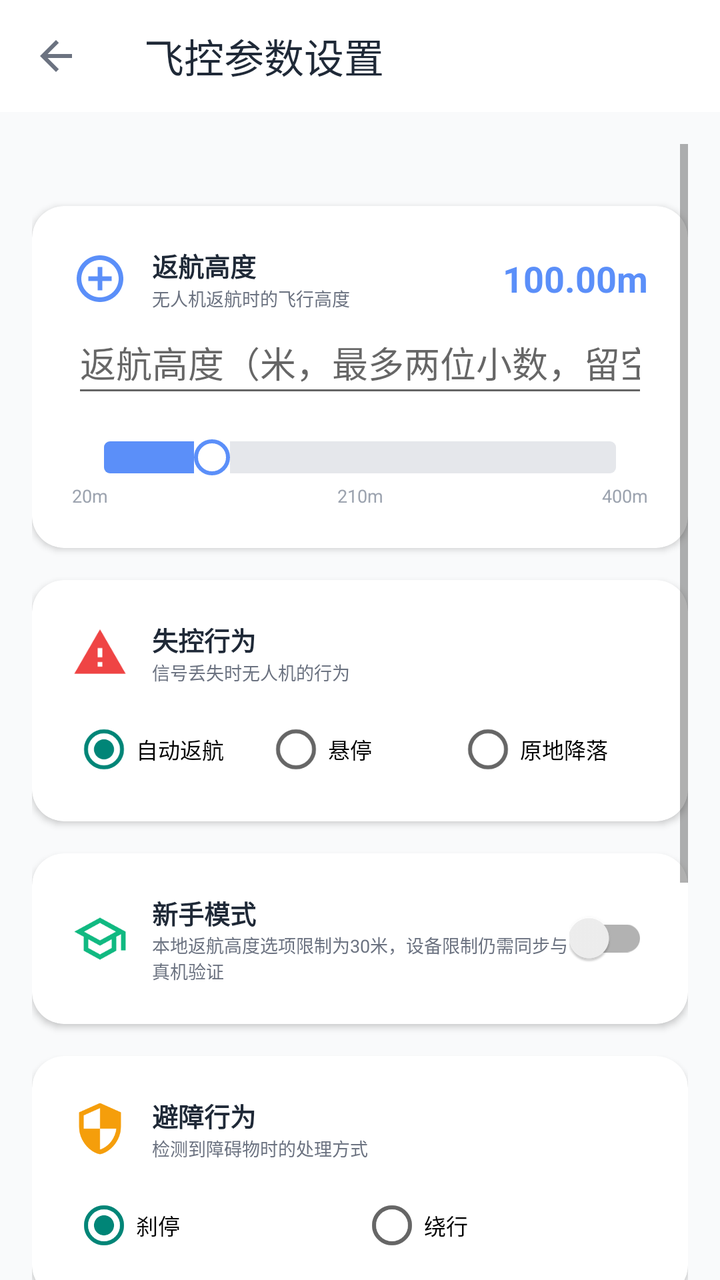
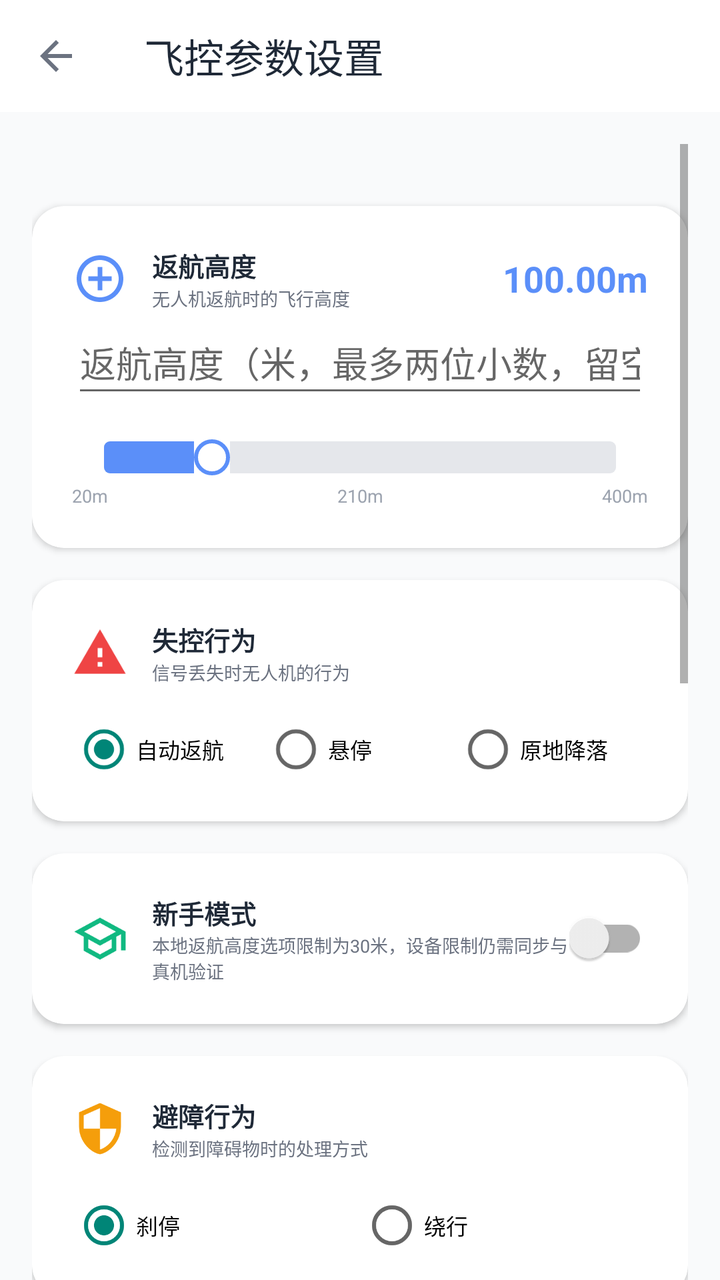

Before-and-after screenshots of an Android layout around one commit, followed by the original layout XML and the change that was made.
<!-- AndroidManifest.xml: application theme Theme.AppCompat.Light.NoActionBar -->
<!-- res/layout/activity_flight_settings.xml -->
<?xml version="1.0" encoding="utf-8"?>
<LinearLayout xmlns:android="http://schemas.android.com/apk/res/android"
              xmlns:app="http://schemas.android.com/apk/res-auto"
              android:layout_width="match_parent"
              android:layout_height="match_parent"
              android:orientation="vertical"
              android:background="@color/gray_50">

    
    <androidx.appcompat.widget.Toolbar
            android:id="@+id/toolbar"
            android:layout_width="match_parent"
            android:layout_height="?attr/actionBarSize"
            android:background="@color/white"
            app:title="@string/flight_parameters"
            app:titleTextColor="@color/gray_800"
            app:navigationIcon="@drawable/ic_arrow_back" />

    <ScrollView
            android:layout_width="match_parent"
            android:layout_height="0dp"
            android:layout_weight="1"
            android:padding="16dp"
            android:clipToPadding="false">

        <LinearLayout
                android:layout_width="match_parent"
                android:layout_height="wrap_content"
                android:orientation="vertical">

            <TextView
                    android:id="@+id/tv_settings_migration"
                    android:layout_width="match_parent"
                    android:layout_height="wrap_content"
                    android:textColor="@color/gray_700"
                    android:layout_marginBottom="12dp" />
            
            <androidx.cardview.widget.CardView
                    android:layout_width="match_parent"
                    android:layout_height="wrap_content"
                    android:layout_marginBottom="16dp"
                    app:cardCornerRadius="16dp"
                    app:cardElevation="2dp">

                <LinearLayout
                        android:layout_width="match_parent"
                        android:layout_height="wrap_content"
                        android:orientation="vertical"
                        android:padding="20dp">

                    <LinearLayout
                            android:layout_width="match_parent"
                            android:layout_height="wrap_content"
                            android:orientation="horizontal"
                            android:gravity="center_vertical">

                        <ImageView
                                android:layout_width="28dp"
                                android:layout_height="28dp"
                                android:src="@drawable/ic_altitude"
                                android:tint="@color/primary" />

                        <LinearLayout
                                android:layout_width="0dp"
                                android:layout_height="wrap_content"
                                android:layout_weight="1"
                                android:layout_marginStart="12dp"
                                android:orientation="vertical">

                            <TextView
                                    android:layout_width="wrap_content"
                                    android:layout_height="wrap_content"
                                    android:text="@string/flight_return_altitude"
                                    android:textSize="13sp"
                                    android:textStyle="bold"
                                    android:textColor="@color/gray_800" />

                            <TextView
                                    android:layout_width="wrap_content"
                                    android:layout_height="wrap_content"
                                    android:text="@string/flight_return_altitude_desc"
                                    android:textSize="9sp"
                                    android:textColor="@color/gray_500" />
                        </LinearLayout>

                        <TextView
                                android:id="@+id/tv_altitude_value"
                                android:layout_width="wrap_content"
                                android:layout_height="wrap_content"
                                android:text="100.00m"
                                android:textSize="18sp"
                                android:textStyle="bold"
                                android:textColor="@color/primary" />
                    </LinearLayout>

                    <EditText
                            android:id="@+id/et_return_altitude"
                            android:layout_width="match_parent"
                            android:layout_height="wrap_content"
                            android:minHeight="48dp"
                            android:inputType="numberDecimal"
                            android:maxLength="12"
                            android:singleLine="true"
                            android:hint="返航高度（米，最多两位小数，留空为未设置）" />
                    <SeekBar
                            android:id="@+id/sb_altitude"
                            android:layout_width="match_parent"
                            android:layout_height="wrap_content"
                            android:layout_marginTop="16dp"
                            android:max="380"
                            android:progress="80"
                            android:progressDrawable="@drawable/slider_progress"
                            android:thumb="@drawable/slider_thumb" />

                    <LinearLayout
                            android:layout_width="match_parent"
                            android:layout_height="wrap_content"
                            android:orientation="horizontal"
                            android:layout_marginTop="4dp">

                        <TextView
                                android:layout_width="0dp"
                                android:layout_height="wrap_content"
                                android:layout_weight="1"
                                android:text="20m"
                                android:textSize="9sp"
                                android:textColor="@color/gray_400" />

                        <TextView
                                android:layout_width="0dp"
                                android:layout_height="wrap_content"
                                android:layout_weight="1"
                                android:text="210m"
                                android:textSize="9sp"
                                android:textColor="@color/gray_400"
                                android:gravity="center" />

                        <TextView
                                android:layout_width="0dp"
                                android:layout_height="wrap_content"
                                android:layout_weight="1"
                                android:text="400m"
                                android:textSize="9sp"
                                android:textColor="@color/gray_400"
                                android:gravity="end" />
                    </LinearLayout>
                </LinearLayout>
            </androidx.cardview.widget.CardView>

            
            <androidx.cardview.widget.CardView
                    android:layout_width="match_parent"
                    android:layout_height="wrap_content"
                    android:layout_marginBottom="16dp"
                    app:cardCornerRadius="16dp"
                    app:cardElevation="2dp">

                <LinearLayout
                        android:layout_width="match_parent"
                        android:layout_height="wrap_content"
                        android:orientation="vertical"
                        android:padding="20dp">

                    <LinearLayout
                            android:layout_width="match_parent"
                            android:layout_height="wrap_content"
                            android:orientation="horizontal"
                            android:gravity="center_vertical"
                            android:layout_marginBottom="16dp">

                        <ImageView
                                android:layout_width="28dp"
                                android:layout_height="28dp"
                                android:src="@drawable/ic_warning"
                                android:tint="@color/red_500" />

                        <LinearLayout
                                android:layout_width="0dp"
                                android:layout_height="wrap_content"
                                android:layout_weight="1"
                                android:layout_marginStart="12dp"
                                android:orientation="vertical">

                            <TextView
                                    android:layout_width="wrap_content"
                                    android:layout_height="wrap_content"
                                    android:text="@string/flight_failsafe"
                                    android:textSize="13sp"
                                    android:textStyle="bold"
                                    android:textColor="@color/gray_800" />

                            <TextView
                                    android:layout_width="wrap_content"
                                    android:layout_height="wrap_content"
                                    android:text="@string/flight_failsafe_desc"
                                    android:textSize="9sp"
                                    android:textColor="@color/gray_500" />
                        </LinearLayout>
                    </LinearLayout>

                    <RadioGroup
                            android:id="@+id/rg_failsafe"
                            android:layout_width="match_parent"
                            android:layout_height="wrap_content"
                            android:orientation="horizontal">

                        <RadioButton
                                android:id="@+id/rb_failsafe_rth"
                                android:layout_width="0dp"
                                android:layout_height="wrap_content"
                                android:layout_weight="1"
                                android:text="自动返航"
                                android:textSize="11sp"
                                android:checked="true" />

                        <RadioButton
                                android:id="@+id/rb_failsafe_hover"
                                android:layout_width="0dp"
                                android:layout_height="wrap_content"
                                android:layout_weight="1"
                                android:text="悬停"
                                android:textSize="11sp" />

                        <RadioButton
                                android:id="@+id/rb_failsafe_land"
                                android:layout_width="0dp"
                                android:layout_height="wrap_content"
                                android:layout_weight="1"
                                android:text="原地降落"
                                android:textSize="11sp" />
                    </RadioGroup>
                </LinearLayout>
            </androidx.cardview.widget.CardView>

            
            <androidx.cardview.widget.CardView
                    android:layout_width="match_parent"
                    android:layout_height="wrap_content"
                    android:layout_marginBottom="16dp"
                    app:cardCornerRadius="16dp"
                    app:cardElevation="2dp">

                <LinearLayout
                        android:layout_width="match_parent"
                        android:layout_height="wrap_content"
                        android:orientation="vertical"
                        android:padding="20dp">

                    <LinearLayout
                            android:layout_width="match_parent"
                            android:layout_height="wrap_content"
                            android:orientation="horizontal"
                            android:gravity="center_vertical">

                        <ImageView
                                android:layout_width="28dp"
                                android:layout_height="28dp"
                                android:src="@drawable/ic_school"
                                android:tint="@color/green_500" />

                        <LinearLayout
                                android:layout_width="0dp"
                                android:layout_height="wrap_content"
                                android:layout_weight="1"
                                android:layout_marginStart="12dp"
                                android:orientation="vertical">

                            <TextView
                                    android:layout_width="wrap_content"
                                    android:layout_height="wrap_content"
                                    android:text="@string/flight_beginner"
                                    android:textSize="13sp"
                                    android:textStyle="bold"
                                    android:textColor="@color/gray_800" />

                            <TextView
                                    android:layout_width="wrap_content"
                                    android:layout_height="wrap_content"
                                    android:text="@string/flight_beginner_desc"
                                    android:textSize="9sp"
                                    android:textColor="@color/gray_500" />
                        </LinearLayout>

                        <androidx.appcompat.widget.SwitchCompat
                                android:id="@+id/switch_beginner"
                                android:layout_width="wrap_content"
                                android:layout_height="wrap_content" />
                    </LinearLayout>

                    <TextView
                            android:id="@+id/tv_beginner_warning"
                            android:layout_width="match_parent"
                            android:layout_height="wrap_content"
                            android:layout_marginTop="12dp"
                            android:padding="12dp"
                            android:text="本地返航高度选项已限制为30m；设备限制仍需下发确认与真机验证"
                            android:textSize="10sp"
                            android:textColor="@color/green_700"
                            android:background="@drawable/bg_green_light"
                            android:visibility="gone" />
                </LinearLayout>
            </androidx.cardview.widget.CardView>

            
            <androidx.cardview.widget.CardView
                    android:layout_width="match_parent"
                    android:layout_height="wrap_content"
                    android:layout_marginBottom="16dp"
                    app:cardCornerRadius="16dp"
                    app:cardElevation="2dp">

                <LinearLayout
                        android:layout_width="match_parent"
                        android:layout_height="wrap_content"
                        android:orientation="vertical"
                        android:padding="20dp">

                    <LinearLayout
                            android:layout_width="match_parent"
                            android:layout_height="wrap_content"
                            android:orientation="horizontal"
                            android:gravity="center_vertical"
                            android:layout_marginBottom="16dp">

                        <ImageView
                                android:layout_width="28dp"
                                android:layout_height="28dp"
                                android:src="@drawable/ic_shield"
                                android:tint="@color/orange_500" />

                        <LinearLayout
                                android:layout_width="0dp"
                                android:layout_height="wrap_content"
                                android:layout_weight="1"
                                android:layout_marginStart="12dp"
                                android:orientation="vertical">

                            <TextView
                                    android:layout_width="wrap_content"
                                    android:layout_height="wrap_content"
                                    android:text="@string/flight_obstacle"
                                    android:textSize="13sp"
                                    android:textStyle="bold"
                                    android:textColor="@color/gray_800" />

                            <TextView
                                    android:layout_width="wrap_content"
                                    android:layout_height="wrap_content"
                                    android:text="@string/flight_obstacle_desc"
                                    android:textSize="9sp"
                                    android:textColor="@color/gray_500" />
                        </LinearLayout>
                    </LinearLayout>

                    <RadioGroup
                            android:id="@+id/rg_obstacle"
                            android:layout_width="match_parent"
                            android:layout_height="wrap_content"
                            android:orientation="horizontal">

                        <RadioButton
                                android:id="@+id/rb_obstacle_brake"
                                android:layout_width="0dp"
                                android:layout_height="wrap_content"
                                android:layout_weight="1"
                                android:text="刹停"
                                android:textSize="11sp"
                                android:checked="true" />

                        <RadioButton
                                android:id="@+id/rb_obstacle_bypass"
                                android:layout_width="0dp"
                                android:layout_height="wrap_content"
                                android:layout_weight="1"
                                android:text="绕行"
                                android:textSize="11sp" />
                    </RadioGroup>
                </LinearLayout>
            </androidx.cardview.widget.CardView>

            
            <androidx.cardview.widget.CardView
                    android:layout_width="match_parent"
                    android:layout_height="wrap_content"
                    android:layout_marginBottom="24dp"
                    app:cardCornerRadius="16dp"
                    app:cardElevation="2dp">

                <LinearLayout
                        android:layout_width="match_parent"
                        android:layout_height="wrap_content"
                        android:orientation="vertical"
                        android:padding="20dp">

                    <LinearLayout
                            android:layout_width="match_parent"
                            android:layout_height="wrap_content"
                            android:orientation="horizontal"
                            android:gravity="center_vertical">

                        <ImageView
                                android:layout_width="28dp"
                                android:layout_height="28dp"
                                android:src="@drawable/ic_sensitivity"
                                android:tint="@color/purple_500" />

                        <LinearLayout
                                android:layout_width="0dp"
                                android:layout_height="wrap_content"
                                android:layout_weight="1"
                                android:layout_marginStart="12dp"
                                android:orientation="vertical">

                            <TextView
                                    android:layout_width="wrap_content"
                                    android:layout_height="wrap_content"
                                    android:text="@string/flight_sensitivity"
                                    android:textSize="13sp"
                                    android:textStyle="bold"
                                    android:textColor="@color/gray_800" />

                            <TextView
                                    android:layout_width="wrap_content"
                                    android:layout_height="wrap_content"
                                    android:text="@string/flight_sensitivity_desc"
                                    android:textSize="9sp"
                                    android:textColor="@color/gray_500" />
                        </LinearLayout>

                        <TextView
                                android:id="@+id/tv_sensitivity_value"
                                android:layout_width="wrap_content"
                                android:layout_height="wrap_content"
                                android:text="5 档（1–10）"
                                android:textSize="16sp"
                                android:textStyle="bold"
                                android:textColor="@color/purple_500" />
                    </LinearLayout>

                    <SeekBar
                            android:id="@+id/sb_sensitivity"
                            android:layout_width="match_parent"
                            android:layout_height="wrap_content"
                            android:layout_marginTop="16dp"
                            android:max="9"
                            android:progress="4"
                            android:progressDrawable="@drawable/slider_progress_purple"
                            android:thumb="@drawable/slider_thumb_purple" />
                </LinearLayout>
            </androidx.cardview.widget.CardView>

            <CheckBox
                    android:id="@+id/cb_sensitivity_confirm"
                    android:layout_width="match_parent"
                    android:layout_height="wrap_content"
                    android:text="已重新选择或确认当前灵敏度（1–10档）"
                    android:visibility="gone" />
            
            <TextView
                    android:id="@+id/tv_sync_status"
                    android:layout_width="match_parent"
                    android:layout_height="wrap_content"
                    android:layout_marginBottom="16dp"
                    android:text="当前显示本地设置，设备尚未确认。连接后请点击保存并同步。"
                    android:textColor="@color/gray_700"
                    android:textSize="13sp" />
            <Button
                    android:id="@+id/btn_save"
                    android:layout_width="match_parent"
                    android:layout_height="48dp"
                    android:layout_marginBottom="32dp"
                    android:text="@string/save_settings"
                    android:textSize="13sp"
                    android:background="@drawable/bg_primary_rounded"
                    android:textColor="@color/white" />

        </LinearLayout>
    </ScrollView>

</LinearLayout>
<!-- resources referenced by this layout -->
<resources>
  <color name="gray_400">#9CA3AF</color>
  <color name="gray_50">#F9FAFB</color>
  <color name="gray_500">#6B7280</color>
  <color name="gray_700">#374151</color>
  <color name="gray_800">#1F2937</color>
  <color name="green_500">#10B981</color>
  <color name="green_700">#15803D</color>
  <color name="orange_500">#F59E0B</color>
  <color name="primary">#5B8FF9</color>
  <color name="purple_500">#8B5CF6</color>
  <color name="red_500">#EF4444</color>
  <color name="white">#FFFFFF</color>
  <!-- drawable bg_green_light (drawable) -->
  <?xml version="1.0" encoding="utf-8"?>
  <shape xmlns:android="http://schemas.android.com/apk/res/android">
      <solid android:color="@color/green_50"/>
      <corners android:radius="8dp"/>
  </shape>
  <!-- drawable bg_primary_rounded (drawable) -->
  <?xml version="1.0" encoding="utf-8"?>
  <shape xmlns:android="http://schemas.android.com/apk/res/android">
      <solid android:color="@color/primary"/>
      <corners android:radius="12dp"/>
  </shape>
  <!-- drawable ic_arrow_back (drawable) -->
  <?xml version="1.0" encoding="utf-8"?>
  <vector xmlns:android="http://schemas.android.com/apk/res/android"
      android:width="24dp"
      android:height="24dp"
      android:viewportWidth="24"
      android:viewportHeight="24">
      <path
          android:fillColor="@color/gray_500"
          android:pathData="M20,11H7.83l5.59,-5.59L12,4l-8,8 8,8 1.41,-1.41L7.83,13H20v-2z" />
  </vector>
  <!-- drawable ic_sensitivity (drawable) -->
  <?xml version="1.0" encoding="utf-8"?>
  <vector xmlns:android="http://schemas.android.com/apk/res/android"
          android:width="24dp"
          android:height="24dp"
          android:viewportWidth="24"
          android:viewportHeight="24">
      <path android:fillColor="@color/purple_500"
            android:pathData="M3,17v2h6v-2H3zM3,5v2h10V5H3zM13,21v-2h8v-2h-8v-2h-2v6h2zM7,9v2H3v2h4v2h2V9H7zM21,13v-2H11v2h10zM15,9h2V7h4V5h-4V3h-2v6z"/>
  </vector>
  <!-- drawable ic_warning (drawable) -->
  <?xml version="1.0" encoding="utf-8"?>
  <vector xmlns:android="http://schemas.android.com/apk/res/android"
          android:width="24dp"
          android:height="24dp"
          android:viewportWidth="24"
          android:viewportHeight="24">
      <path android:fillColor="@color/red_500"
            android:pathData="M1,21h22L12,2 1,21zM13,18h-2v-2h2v2zM13,14h-2v-4h2v4z"/>
  </vector>
  <!-- drawable slider_thumb (drawable) -->
  <?xml version="1.0" encoding="utf-8"?>
  <shape xmlns:android="http://schemas.android.com/apk/res/android"
         android:shape="oval">
      <solid android:color="@color/white"/>
      <stroke android:width="2dp" android:color="@color/primary"/>
      <size android:width="18dp" android:height="18dp"/>
  </shape>
  <!-- drawable slider_thumb_purple (drawable) -->
  <?xml version="1.0" encoding="utf-8"?>
  <shape xmlns:android="http://schemas.android.com/apk/res/android"
         android:shape="oval">
      <solid android:color="@color/white"/>
      <stroke android:width="2dp" android:color="@color/purple_500"/>
      <size android:width="18dp" android:height="18dp"/>
  </shape>
  <string name="flight_beginner">新手模式</string>
  <string name="flight_beginner_desc">本地返航高度选项限制为30米，设备限制仍需同步与真机验证</string>
  <string name="flight_failsafe">失控行为</string>
  <string name="flight_failsafe_desc">信号丢失时无人机的行为</string>
  <string name="flight_obstacle">避障行为</string>
  <string name="flight_obstacle_desc">检测到障碍物时的处理方式</string>
  <string name="flight_parameters">飞控参数设置</string>
  <string name="flight_return_altitude">返航高度</string>
  <string name="flight_return_altitude_desc">无人机返航时的飞行高度</string>
  <string name="flight_sensitivity">操控灵敏度</string>
  <string name="flight_sensitivity_desc">本地1–10档，设备响应仍待验证</string>
  <string name="save_settings">保存设置</string>
  <color name="green_50">#ECFDF5</color>
  <color name="gray_200">#E5E7EB</color>
  <!-- unchanged entries left out for length: 5 -->
</resources>

<!-- the commit's change to res/layout/activity_flight_settings.xml (unified diff, before → after) -->
@@ -474,7 +474,29 @@
                     android:background="@drawable/bg_primary_rounded"
                     android:textColor="@color/white" />
 
+            <include layout="@layout/view_account_settings" />
         </LinearLayout>
     </ScrollView>
 
 </LinearLayout>
+<!-- res/layout/view_account_settings.xml (included above) -->
+<?xml version="1.0" encoding="utf-8"?>
+<LinearLayout xmlns:android="http://schemas.android.com/apk/res/android"
+    android:layout_width="match_parent" android:layout_height="wrap_content"
+    android:orientation="vertical" android:paddingBottom="24dp">
+    <TextView android:layout_width="match_parent" android:layout_height="wrap_content"
+        android:text="账户设置" android:textStyle="bold" android:textSize="16sp" android:textColor="@color/gray_800" />
+    <TextView android:id="@+id/tv_account_settings_status" android:layout_width="match_parent"
+        android:layout_height="wrap_content" android:paddingTop="8dp" android:paddingBottom="8dp"
+        android:text="账户保存与设备参数应用分别确认。" android:textSize="13sp" android:textColor="@color/gray_700" />
+    <Button android:id="@+id/btn_account_settings_read" android:layout_width="match_parent"
+        android:layout_height="wrap_content" android:minHeight="48dp" android:text="读取账户设置" />
+    <Button android:id="@+id/btn_account_settings_save" android:layout_width="match_parent"
+        android:layout_height="wrap_content" android:minHeight="48dp" android:text="保存到账户" />
+    <Button android:id="@+id/btn_account_settings_retry" android:layout_width="match_parent"
+        android:layout_height="wrap_content" android:minHeight="48dp" android:text="重试待确认保存" />
+    <Button android:id="@+id/btn_account_settings_discard" android:layout_width="match_parent"
+        android:layout_height="wrap_content" android:minHeight="48dp" android:text="放弃待确认保存" />
+    <Button android:id="@+id/btn_account_settings_import" android:layout_width="match_parent"
+        android:layout_height="wrap_content" android:minHeight="48dp" android:text="导入旧本机草稿" />
+</LinearLayout>
